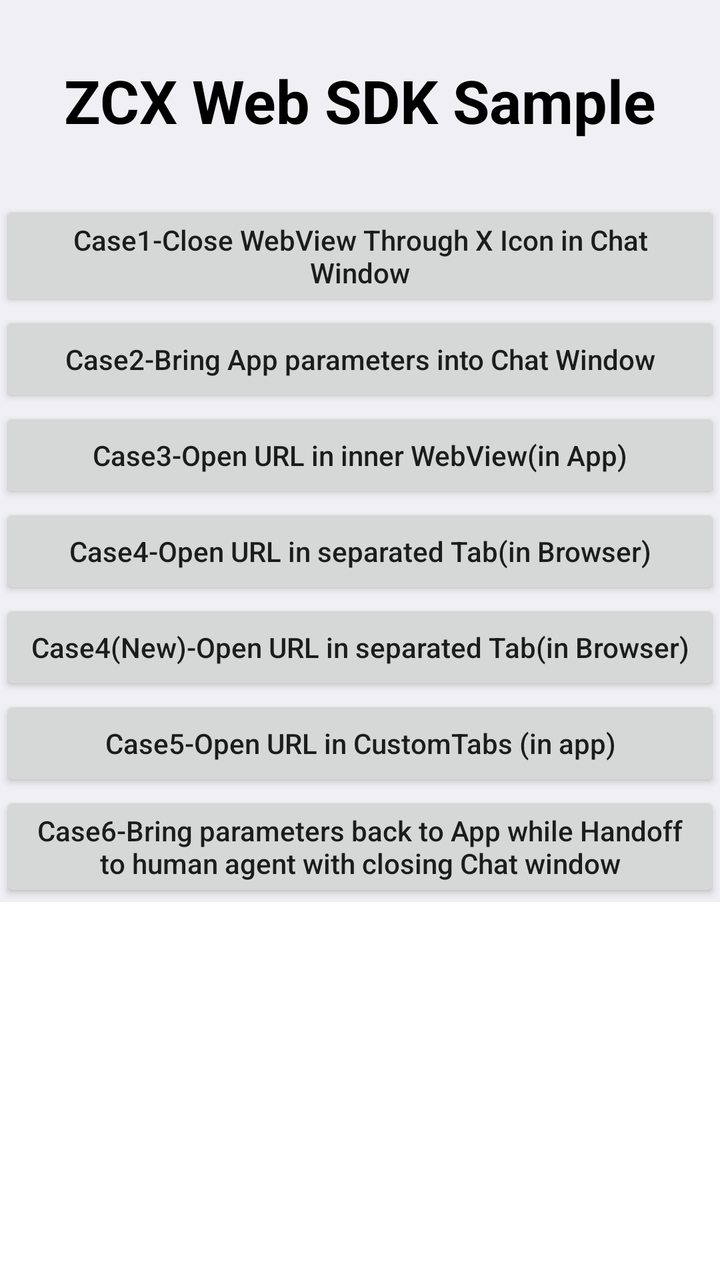
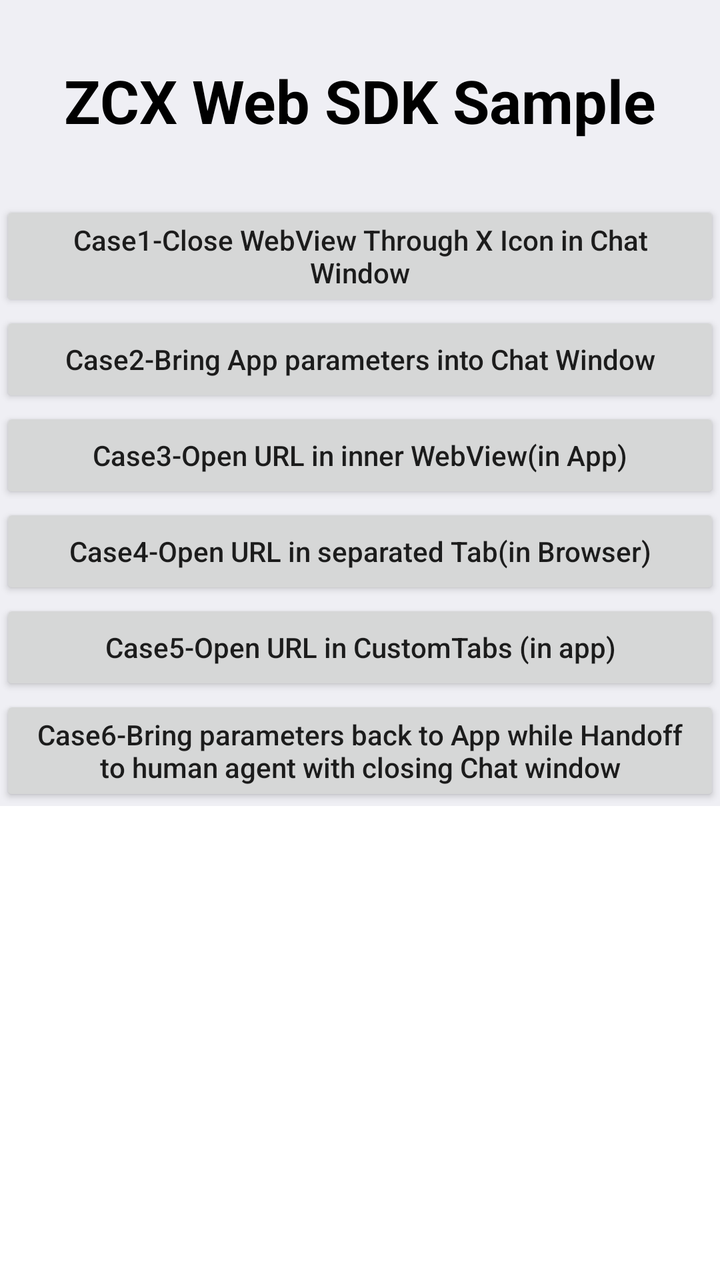

Before-and-after screenshots of an Android layout around one commit, followed by the original layout XML and the change that was made.
<!-- AndroidManifest.xml: application theme Theme.LiveSDKDemo -->
<!-- res/layout/activity_home.xml -->
<?xml version="1.0" encoding="utf-8"?>
<ScrollView xmlns:android="http://schemas.android.com/apk/res/android"
    xmlns:app="http://schemas.android.com/apk/res-auto"
    android:layout_width="match_parent"
    android:layout_height="match_parent">

    <LinearLayout
        android:layout_width="match_parent"
        android:layout_height="match_parent"
        android:background="#EFEFF4"
        android:gravity="center_horizontal"
        android:orientation="vertical"
        app:layout_behavior="@string/appbar_scrolling_view_behavior">

        <androidx.appcompat.widget.AppCompatTextView
            android:layout_width="match_parent"
            android:layout_height="wrap_content"
            android:layout_margin="30dp"
            android:gravity="center"
            android:text="@string/app_title"
            android:textColor="@color/black"
            android:textSize="30sp"
            android:textStyle="bold" />

        <androidx.appcompat.widget.AppCompatButton
            android:id="@+id/btnCase1"
            android:layout_width="match_parent"
            android:layout_height="wrap_content"
            android:textAllCaps="false"
            android:text="@string/title_case1" />

        <androidx.appcompat.widget.AppCompatButton
            android:id="@+id/btnCase2"
            android:layout_width="match_parent"
            android:layout_height="wrap_content"
            android:textAllCaps="false"
            android:text="@string/title_case2" />

        <androidx.appcompat.widget.AppCompatButton
            android:id="@+id/btnCase3"
            android:layout_width="match_parent"
            android:layout_height="wrap_content"
            android:textAllCaps="false"
            android:text="@string/title_case3" />

        <androidx.appcompat.widget.AppCompatButton
            android:id="@+id/btnCase4"
            android:layout_width="match_parent"
            android:layout_height="wrap_content"
            android:textAllCaps="false"
            android:text="@string/title_case4" />

        <androidx.appcompat.widget.AppCompatButton
            android:id="@+id/btnCase4New"
            android:layout_width="match_parent"
            android:layout_height="wrap_content"
            android:textAllCaps="false"
            android:text="@string/title_case4_new" />

        <androidx.appcompat.widget.AppCompatButton
            android:id="@+id/btnCase5"
            android:layout_width="match_parent"
            android:layout_height="wrap_content"
            android:textAllCaps="false"
            android:text="@string/title_case5" />

        <androidx.appcompat.widget.AppCompatButton
            android:id="@+id/btnCase6"
            android:layout_width="match_parent"
            android:layout_height="wrap_content"
            android:textAllCaps="false"
            android:text="@string/title_case6" />

    </LinearLayout>
</ScrollView>
<!-- resources referenced by this layout -->
<resources>
  <color name="black">#FF000000</color>
  <string name="app_title">ZCX Web SDK Sample</string>
  <string name="title_case1">Case1-Close WebView Through X Icon in Chat Window</string>
  <string name="title_case2">Case2-Bring App parameters into Chat Window</string>
  <string name="title_case3">Case3-Open URL in inner WebView(in App)</string>
  <string name="title_case4">Case4-Open URL in separated Tab(in Browser)</string>
  <string name="title_case4_new">Case4(New)-Open URL in separated Tab(in Browser)</string>
  <string name="title_case5">Case5-Open URL in CustomTabs (in app)</string>
  <string name="title_case6">Case6-Bring parameters back to App while Handoff to human agent with closing Chat window</string>
  <style name="Theme.LiveSDKDemo" parent="Theme.MaterialComponents.DayNight.DarkActionBar">
          
          <item name="colorPrimary">@color/purple_500</item>
          <item name="colorPrimaryVariant">@color/purple_700</item>
          <item name="colorOnPrimary">@color/white</item>
          
          <item name="colorSecondary">@color/teal_200</item>
          <item name="colorSecondaryVariant">@color/teal_700</item>
          <item name="colorOnSecondary">@color/black</item>
          
          <item name="android:statusBarColor">?attr/colorPrimaryVariant</item>
          
      </style>
  <color name="purple_500">#FF6200EE</color>
  <color name="purple_700">#FF3700B3</color>
  <color name="white">#FFFFFFFF</color>
  <color name="teal_200">#FF03DAC5</color>
  <color name="teal_700">#FF018786</color>
</resources>

<!-- the commit's change to res/layout/activity_home.xml (unified diff, before → after) -->
@@ -51,13 +51,6 @@
             android:text="@string/title_case4" />
 
         <androidx.appcompat.widget.AppCompatButton
-            android:id="@+id/btnCase4New"
-            android:layout_width="match_parent"
-            android:layout_height="wrap_content"
-            android:textAllCaps="false"
-            android:text="@string/title_case4_new" />
-
-        <androidx.appcompat.widget.AppCompatButton
             android:id="@+id/btnCase5"
             android:layout_width="match_parent"
             android:layout_height="wrap_content"
<!-- resource entries referenced after the edit -->
@@ -6,7 +6,6 @@
   <string name="title_case2">Case2-Bring App parameters into Chat Window</string>
   <string name="title_case3">Case3-Open URL in inner WebView(in App)</string>
   <string name="title_case4">Case4-Open URL in separated Tab(in Browser)</string>
-  <string name="title_case4_new">Case4(New)-Open URL in separated Tab(in Browser)</string>
   <string name="title_case5">Case5-Open URL in CustomTabs (in app)</string>
   <string name="title_case6">Case6-Bring parameters back to App while Handoff to human agent with closing Chat window</string>
   <style name="Theme.LiveSDKDemo" parent="Theme.MaterialComponents.DayNight.DarkActionBar">
